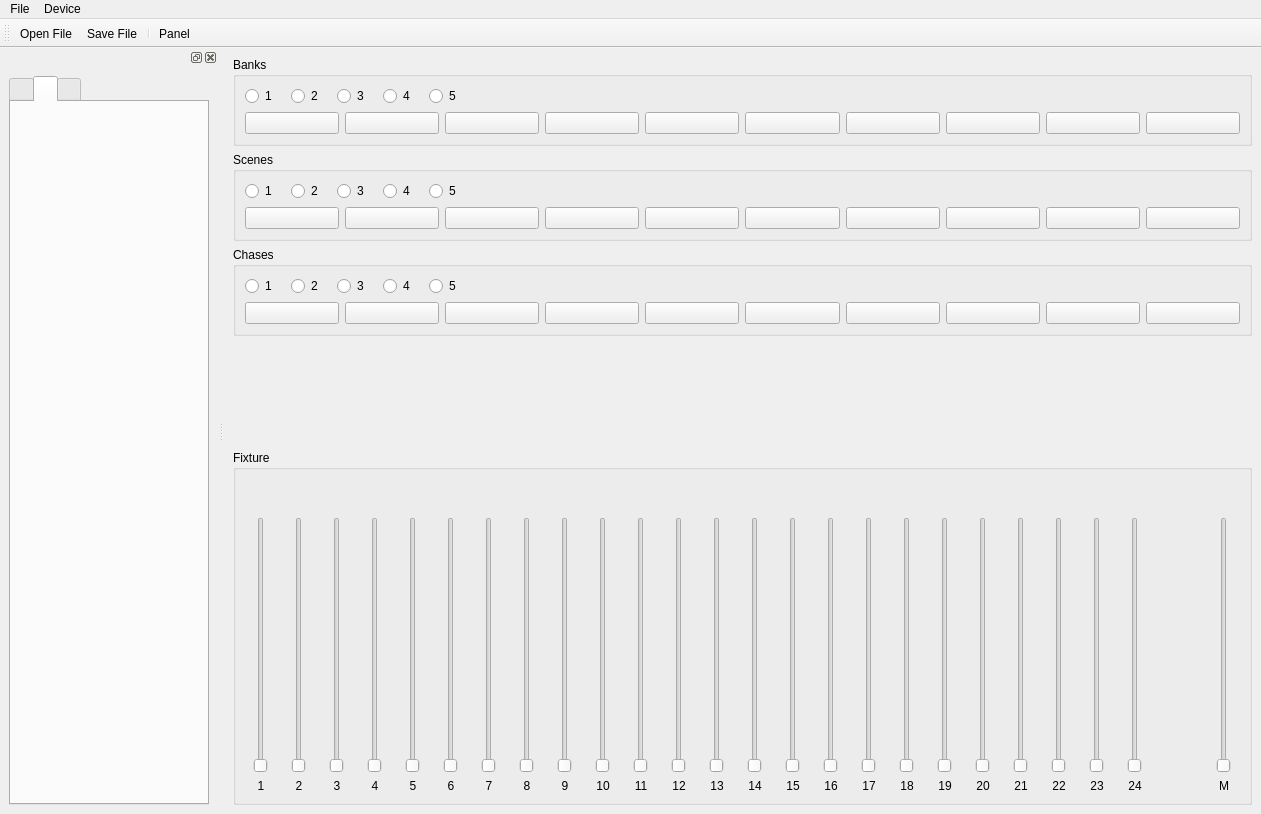
Before: the Qt Designer form qLights/Forms/mainWin.ui in AKuhle/aDev, drawn with Qt 5.
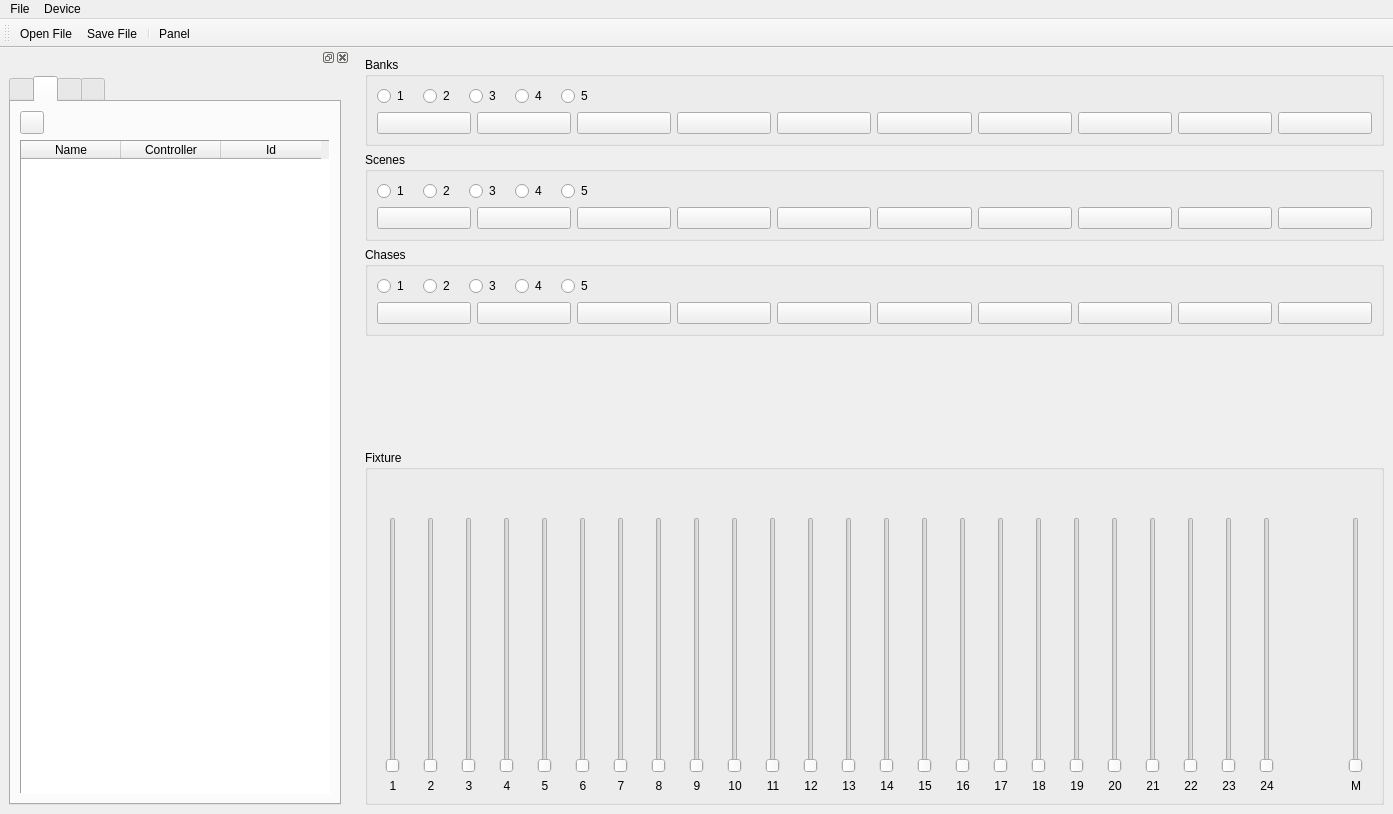
After: the same form once the commit is applied. The open tabs and pages were chosen to show the change. Icons and pictures are not drawn.

What changed in the file:
```diff
--- a/qLights/Forms/mainWin.ui
+++ b/qLights/Forms/mainWin.ui
@@ -6,7 +6,7 @@
    <rect>
     <x>0</x>
     <y>0</y>
-    <width>1261</width>
+    <width>1393</width>
     <height>814</height>
    </rect>
   </property>
@@ -2200,8 +2200,8 @@
     <rect>
      <x>0</x>
      <y>0</y>
-     <width>1261</width>
-     <height>17</height>
+     <width>1393</width>
+     <height>21</height>
     </rect>
    </property>
    <widget class="QMenu" name="menuFile">
@@ -2221,22 +2221,40 @@
    <addaction name="menuDevice"/>
   </widget>
   <widget class="QDockWidget" name="m_pPanelDock">
+   <property name="minimumSize">
+    <size>
+     <width>350</width>
+     <height>203</height>
+    </size>
+   </property>
+   <property name="maximumSize">
+    <size>
+     <width>350</width>
+     <height>524287</height>
+    </size>
+   </property>
    <attribute name="dockWidgetArea">
     <number>1</number>
    </attribute>
    <widget class="QWidget" name="dockWidgetContents">
-    <layout class="QGridLayout" name="gridLayout">
-     <item row="0" column="0">
+    <layout class="QHBoxLayout" name="horizontalLayout_9">
+     <item>
       <widget class="QTabWidget" name="tabWidget">
+       <property name="sizePolicy">
+        <sizepolicy hsizetype="Expanding" vsizetype="Expanding">
+         <horstretch>0</horstretch>
+         <verstretch>0</verstretch>
+        </sizepolicy>
+       </property>
        <property name="minimumSize">
         <size>
-         <width>200</width>
+         <width>0</width>
          <height>0</height>
         </size>
        </property>
        <property name="maximumSize">
         <size>
-         <width>200</width>
+         <width>16777215</width>
          <height>16777215</height>
         </size>
        </property>
@@ -2325,6 +2343,150 @@
         <attribute name="title">
          <string/>
         </attribute>
+        <layout class="QVBoxLayout" name="verticalLayout_31">
+         <item>
+          <layout class="QHBoxLayout" name="horizontalLayout_10">
+           <item>
+            <widget class="QToolButton" name="m_pBtnAddUniverse">
+             <property name="text">
+              <string/>
+             </property>
+             <property name="icon">
+              <iconset resource="../../aFrame/Resource/aFrame.qrc">
+               <normaloff>:/Standard/Icons/32/plus.png</normaloff>:/Standard/Icons/32/plus.png</iconset>
+             </property>
+            </widget>
+           </item>
+           <item>
+            <spacer name="horizontalSpacer_6">
+             <property name="orientation">
+              <enum>Qt::Orientation::Horizontal</enum>
+             </property>
+             <property name="sizeHint" stdset="0">
+              <size>
+               <width>40</width>
+               <height>20</height>
+              </size>
+             </property>
+            </spacer>
+           </item>
+          </layout>
+         </item>
+         <item>
+          <widget class="QTableWidget" name="m_pUniverseTable">
+           <property name="sizePolicy">
+            <sizepolicy hsizetype="Expanding" vsizetype="Expanding">
+             <horstretch>0</horstretch>
+             <verstretch>0</verstretch>
+            </sizepolicy>
+           </property>
+           <property name="frameShape">
+            <enum>QFrame::Shape::Panel</enum>
+           </property>
+           <property name="frameShadow">
+            <enum>QFrame::Shadow::Sunken</enum>
+           </property>
+           <property name="columnCount">
+            <number>3</number>
+           </property>
+           <attribute name="horizontalHeaderVisible">
+            <bool>true</bool>
+           </attribute>
+           <attribute name="verticalHeaderVisible">
+            <bool>true</bool>
+           </attribute>
+           <column>
+            <property name="text">
+             <string>Name</string>
+            </property>
+           </column>
+           <column>
+            <property name="text">
+             <string>Controller</string>
+            </property>
+           </column>
+           <column>
+            <property name="text">
+             <string>Id</string>
+            </property>
+           </column>
+          </widget>
+         </item>
+        </layout>
+       </widget>
+       <widget class="QWidget" name="tab">
+        <attribute name="icon">
+         <iconset resource="../../aFrame/Resource/aFrame.qrc">
+          <normaloff>:/Standard/Icons/32/database.png</normaloff>:/Standard/Icons/32/database.png</iconset>
+        </attribute>
+        <attribute name="title">
+         <string/>
+        </attribute>
+        <layout class="QVBoxLayout" name="verticalLayout_32">
+         <item>
+          <layout class="QHBoxLayout" name="horizontalLayout_11">
+           <item>
+            <widget class="QToolButton" name="m_pBtnAddDevice">
+             <property name="text">
+              <string/>
+             </property>
+             <property name="icon">
+              <iconset resource="../../aFrame/Resource/aFrame.qrc">
+               <normaloff>:/Standard/Icons/32/plus.png</normaloff>:/Standard/Icons/32/plus.png</iconset>
+             </property>
+            </widget>
+           </item>
+           <item>
+            <spacer name="horizontalSpacer_7">
+             <property name="orientation">
+              <enum>Qt::Orientation::Horizontal</enum>
+             </property>
+             <property name="sizeHint" stdset="0">
+              <size>
+               <width>40</width>
+               <height>20</height>
+              </size>
+             </property>
+            </spacer>
+           </item>
+          </layout>
+         </item>
+         <item>
+          <widget class="QTableWidget" name="m_pDeviceTable">
+           <property name="sizePolicy">
+            <sizepolicy hsizetype="Expanding" vsizetype="Expanding">
+             <horstretch>0</horstretch>
+             <verstretch>0</verstretch>
+            </sizepolicy>
+           </property>
+           <property name="frameShape">
+            <enum>QFrame::Shape::Panel</enum>
+           </property>
+           <property name="frameShadow">
+            <enum>QFrame::Shadow::Sunken</enum>
+           </property>
+           <property name="columnCount">
+            <number>2</number>
+           </property>
+           <attribute name="horizontalHeaderVisible">
+            <bool>true</bool>
+           </attribute>
+           <attribute name="verticalHeaderVisible">
+            <bool>true</bool>
+           </attribute>
+           <column>
+            <property name="text">
+             <string>Name</string>
+            </property>
+           </column>
+           <column>
+            <property name="text">
+             <string>Channel #</string>
+            </property>
+           </column>
+          </widget>
+         </item>
+        </layout>
        </widget>
        <widget class="QWidget" name="m_pTabFixtures">
         <attribute name="icon">
```
Left out of the diff: 88 changed lines with no effect on the pictures.
